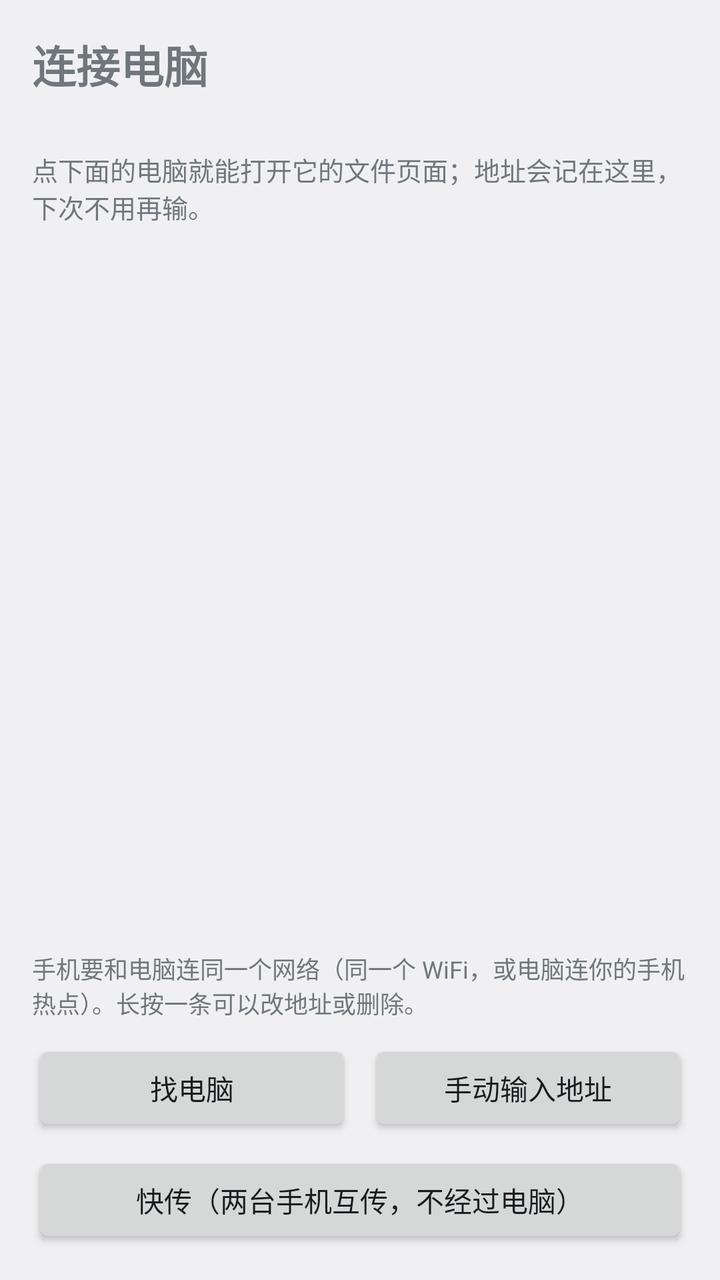
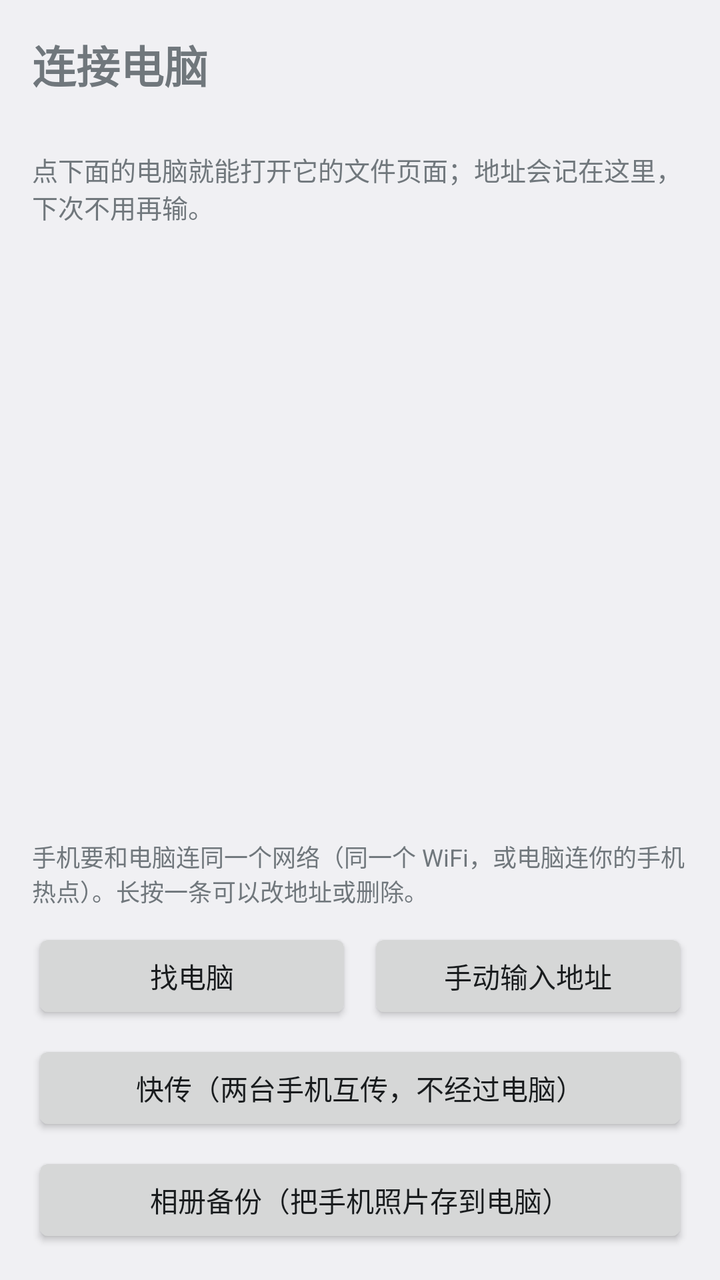

The first picture is an Android layout as it rendered before a commit; the second is the same layout after the commit. The layout source and the unified diff follow.
<!-- AndroidManifest.xml: application theme android:Theme.DeviceDefault.Light -->
<!-- res/layout/activity_connect.xml -->
<?xml version="1.0" encoding="utf-8"?>
<LinearLayout xmlns:android="http://schemas.android.com/apk/res/android"
    android:layout_width="match_parent"
    android:layout_height="match_parent"
    android:orientation="vertical"
    android:padding="16dp">

  <TextView
      android:layout_width="match_parent"
      android:layout_height="wrap_content"
      android:text="@string/connect_title"
      android:textSize="22sp"
      android:textStyle="bold" />

  
  <TextView
      android:id="@+id/network_state"
      android:layout_width="match_parent"
      android:layout_height="wrap_content"
      android:layout_marginTop="6dp"
      android:textSize="14sp"
      android:textStyle="bold" />

  <TextView
      android:layout_width="match_parent"
      android:layout_height="wrap_content"
      android:layout_marginTop="2dp"
      android:text="@string/connect_subtitle"
      android:textSize="13sp" />

  
  <TextView
      android:id="@+id/search_state"
      android:layout_width="match_parent"
      android:layout_height="wrap_content"
      android:layout_marginTop="8dp"
      android:textSize="13sp" />

  <TextView
      android:id="@+id/empty_hint"
      android:layout_width="match_parent"
      android:layout_height="wrap_content"
      android:layout_marginTop="16dp"
      android:gravity="center"
      android:text="@string/connect_empty"
      android:textSize="15sp"
      android:visibility="gone" />

  <ListView
      android:id="@+id/server_list"
      android:layout_width="match_parent"
      android:layout_height="0dp"
      android:layout_marginTop="12dp"
      android:layout_weight="1"
      android:divider="#22000000"
      android:dividerHeight="1dp" />

  <TextView
      android:layout_width="match_parent"
      android:layout_height="wrap_content"
      android:layout_marginTop="8dp"
      android:text="@string/connect_footer"
      android:textSize="12sp" />

  <LinearLayout
      android:layout_width="match_parent"
      android:layout_height="wrap_content"
      android:layout_marginTop="10dp"
      android:orientation="horizontal">

    <Button
        android:id="@+id/find_server"
        android:layout_width="0dp"
        android:layout_height="wrap_content"
        android:layout_weight="1"
        android:text="@string/connect_find_button" />

    <Button
        android:id="@+id/add_server"
        android:layout_width="0dp"
        android:layout_height="wrap_content"
        android:layout_marginStart="8dp"
        android:layout_weight="1"
        android:text="@string/connect_add_button" />
  </LinearLayout>

  <Button
      android:id="@+id/open_share"
      android:layout_width="match_parent"
      android:layout_height="wrap_content"
      android:layout_marginTop="8dp"
      android:text="@string/connect_share_button" />
</LinearLayout>
<!-- resources referenced by this layout -->
<resources>
  <string name="connect_add_button">手动输入地址</string>
  <string name="connect_empty">还没有连过电脑。\n先在电脑上双击启动，手机连上同一个 WiFi/热点，然后点下面「找电脑」——App 会自己把它找出来。</string>
  <string name="connect_find_button">找电脑</string>
  <string name="connect_footer">手机要和电脑连同一个网络（同一个 WiFi，或电脑连你的手机热点）。长按一条可以改地址或删除。</string>
  <string name="connect_share_button">快传（两台手机互传，不经过电脑）</string>
  <string name="connect_subtitle">点下面的电脑就能打开它的文件页面；地址会记在这里，下次不用再输。</string>
  <string name="connect_title">连接电脑</string>
</resources>

<!-- the commit's change to res/layout/activity_connect.xml (unified diff, before → after) -->
@@ -90,4 +90,11 @@
       android:layout_height="wrap_content"
       android:layout_marginTop="8dp"
       android:text="@string/connect_share_button" />
+
+  <Button
+      android:id="@+id/open_backup"
+      android:layout_width="match_parent"
+      android:layout_height="wrap_content"
+      android:layout_marginTop="8dp"
+      android:text="@string/backup_entry_button" />
 </LinearLayout>
<!-- resource entries referenced after the edit -->
@@ -1,5 +1,6 @@
 <!-- resources referenced by this layout -->
 <resources>
+  <string name="backup_entry_button">相册备份（把手机照片存到电脑）</string>
   <string name="connect_add_button">手动输入地址</string>
   <string name="connect_empty">还没有连过电脑。\n先在电脑上双击启动，手机连上同一个 WiFi/热点，然后点下面「找电脑」——App 会自己把它找出来。</string>
   <string name="connect_find_button">找电脑</string>
